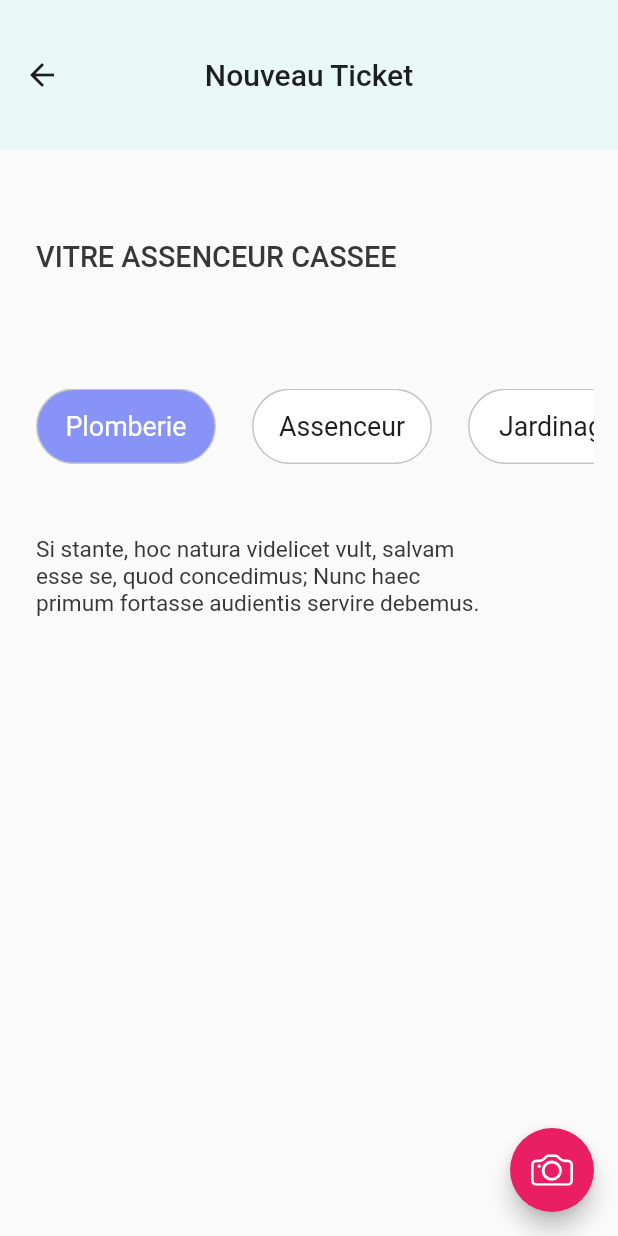
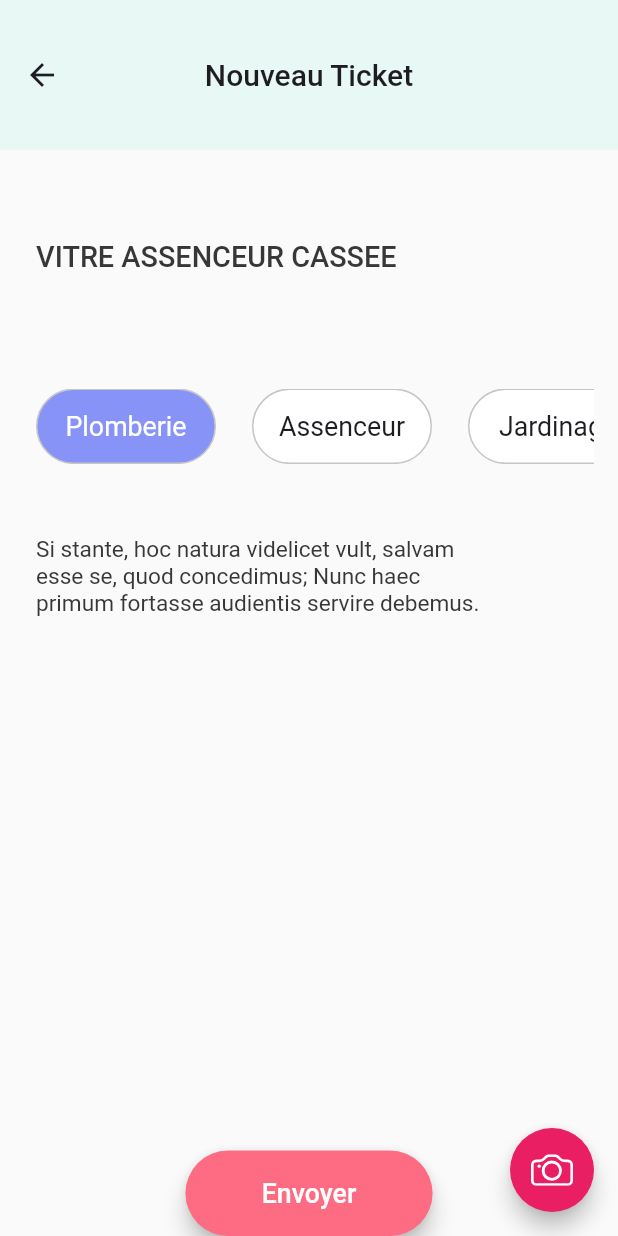
Before and after one commit to hkfmz/corpo_app, a Flutter app: the AddTicket screen opened directly, on a phone screen of 412 x 824 dp. Run offline on Flutter 3.47's test engine with Material 2 defaults, Android fonts, the phone set to English and light mode, and no system bars; our stand-ins replace dio, flutter_slidable, flutter_svg, get, logger, permission_handler and 2 more; missing offline and left inert: flutter_timetable_view, multi_image_picker; accounts and stored records are empty; Roboto replaces fonts that are missing (Sofia-Pro-Light).

Commit message:
first commit

```diff
--- a/lib/ui/operatuer/add_ticket.dart
+++ b/lib/ui/operatuer/add_ticket.dart
@@ -1,21 +1,28 @@
+import 'package:corpo_app/ui/resident/add_ticket.dart';
 import 'package:corpo_app/util/colors.dart';
 import 'package:flutter/material.dart';
 import 'package:flutter_svg/flutter_svg.dart';
 import 'package:get/get.dart';
 import 'package:multi_image_picker/multi_image_picker.dart';
 import 'package:permission_handler/permission_handler.dart';
+
 // ignore: unused_import
 import 'package:shared_preferences/shared_preferences.dart';
 import 'package:sizer/sizer.dart';
 
-class AddTicket extends StatefulWidget {
+class AddTicket extends StatefulWidget
+{
   @override
   _AddTicketState createState() => _AddTicketState();
+
 }
 
 class _AddTicketState extends State<AddTicket> {
 
+  final addTicketCtrl = Get.put<AddTicketCtrl>(AddTicketCtrl());
+
   List<Asset>  images = <Asset>[];
+  double _width;
 
   List<Asset> resultList = <Asset>[];
 
@@ -23,8 +30,10 @@ class _AddTicketState extends State<AddTicket> {
 
   String _error = 'No Error Dectected';
 
-  TextEditingController titleController = TextEditingController();
-  TextEditingController descController = TextEditingController();
+  TextEditingController ticketTitreCtrl = TextEditingController();
+  TextEditingController ticketCategorieCtrl = TextEditingController();
+  TextEditingController ticketDescriptionCtrl = TextEditingController();
+  TextEditingController ticketImageCtrl = TextEditingController();
 
   @override
   void initState() {
@@ -78,6 +87,7 @@ class _AddTicketState extends State<AddTicket> {
   Widget build(BuildContext context) {
 
     _height = MediaQuery.of(context).size.height;
+    _width = MediaQuery.of(context).size.width;
 
     return Scaffold(
       resizeToAvoidBottomInset: false,
@@ -90,12 +100,13 @@ class _AddTicketState extends State<AddTicket> {
         ),
       body: Column(
         children: <Widget>[
-          _titleTextField(),             // Title Text Field Widget
+          _titleTextField(),         // Title Text Field Widget
           _horizontalListBtns(),    // horizontal listView Widget
           _descTextField(),        // Desc Text Field Widget
           Expanded(
             child: buildGridView(),       // gridView images Widget
-          )
+          ),
+          envoyerButton(),
         ],
       ),
     );
@@ -118,10 +129,13 @@ class _AddTicketState extends State<AddTicket> {
   }
 
   Widget _titleTextField(){
+    final addTicketCtrl = Get.find<AddTicketCtrl>();
+
     return Container(
-      // color: Colors.blue,
+
       child: TextField(
-        controller: titleController,
+        controller: addTicketCtrl.ticketTitreCtrl,
+
         textCapitalization: TextCapitalization.sentences,
         style: TextStyle(fontSize: 14.sp, color: AppColor.lightBlackColor, fontWeight: FontWeight.w500),
         maxLines: 1,
@@ -139,6 +153,7 @@ class _AddTicketState extends State<AddTicket> {
   }
 
   Widget _horizontalListBtns(){
+    // final addTicketCtrl = Get.find<AddTicketCtrl>();
     return Container(
       height: _height * 0.1,
       // color: Colors.green,
@@ -242,11 +257,13 @@ class _AddTicketState extends State<AddTicket> {
   }
 
   Widget _descTextField(){
+    final addTicketCtrl = Get.find<AddTicketCtrl>();
+
     return Container(
       //  height: _height * 0.16,
       // color: Colors.blue,
       child: TextField(
-        controller: descController,
+        controller: addTicketCtrl.ticketDescriptionCtrl,
         textCapitalization: TextCapitalization.sentences,
         style: TextStyle(fontSize: 11.sp, color: AppColor.lightBlackColor),
         maxLines: 5,
@@ -283,4 +300,30 @@ class _AddTicketState extends State<AddTicket> {
       }),
     );
   }
+
+    Widget envoyerButton() {
+    return Container(
+      width: _width * 0.40,
+      child: ElevatedButton(
+        child: Text(
+          "Envoyer",
+          style: TextStyle(fontSize: 13.sp, fontWeight: FontWeight.w500),
+        ),
+        onPressed: ()
+        {
+          addTicketCtrl.postTicketToMongoDB();
+        },
+        style: ElevatedButton.styleFrom(
+          elevation: 6,
+          padding: EdgeInsets.all(18),
+          primary: AppColor.pinkColor,
+          onPrimary: Colors.white,
+          shape: RoundedRectangleBorder(
+            borderRadius: BorderRadius.circular(32.0),
+          ),
+        ),
+      ),
+    );
+  }
+
 }
--- /dev/null
+++ b/lib/ui/operatuer/ticket_model.dart
@@ -0,0 +1,38 @@
+import 'dart:convert';
+
+class TicketModel {
+
+  String ticketTitre;
+  String ticketCategorie;
+  String ticketDescription;
+  String ticketImage;
+
+  TicketModel({
+    this.ticketTitre,
+    this.ticketCategorie,
+    this.ticketDescription,
+    this.ticketImage,
+  });
+
+  factory TicketModel.fromRawJson(String str) => TicketModel.fromJson(json.decode(str));
+
+  String toRawJson() => json.encode(toJson());
+
+  factory TicketModel.fromJson(Map<String, dynamic> json) => TicketModel(
+        ticketTitre: json["ticketTitre"],
+        ticketCategorie: json["ticketCategorie"],
+        ticketDescription: json["ticketDescription"],
+        ticketImage: json["ticketImage"],
+      );
+
+  Map<String, dynamic> toJson() => {
+        "ticketTitre": ticketTitre,
+        "ticketCategorie": ticketCategorie,
+        "ticketDescription": ticketDescription,
+        "ticketImage": ticketImage,
+      };
+}
+
+// To parse this JSON data, do
+//
+// final TicketModel = TicketModelFromJson(jsonString);
--- a/pubspec.yaml
+++ b/pubspec.yaml
@@ -31,6 +31,9 @@ dependencies:
   custom_radio_grouped_button: ^1.0.6+1
   shared_preferences: ^2.0.5
   flutter_timetable_view: ^0.2.0
+  logger: ^0.9.4
+  http: ^0.12.2
+  dio: 3.0.10
   flutter:
     sdk: flutter
 
```
Also changed, not shown: lib/ui/resident/add_ticket.dart (added, +113 -0 lines), pubspec.lock.
